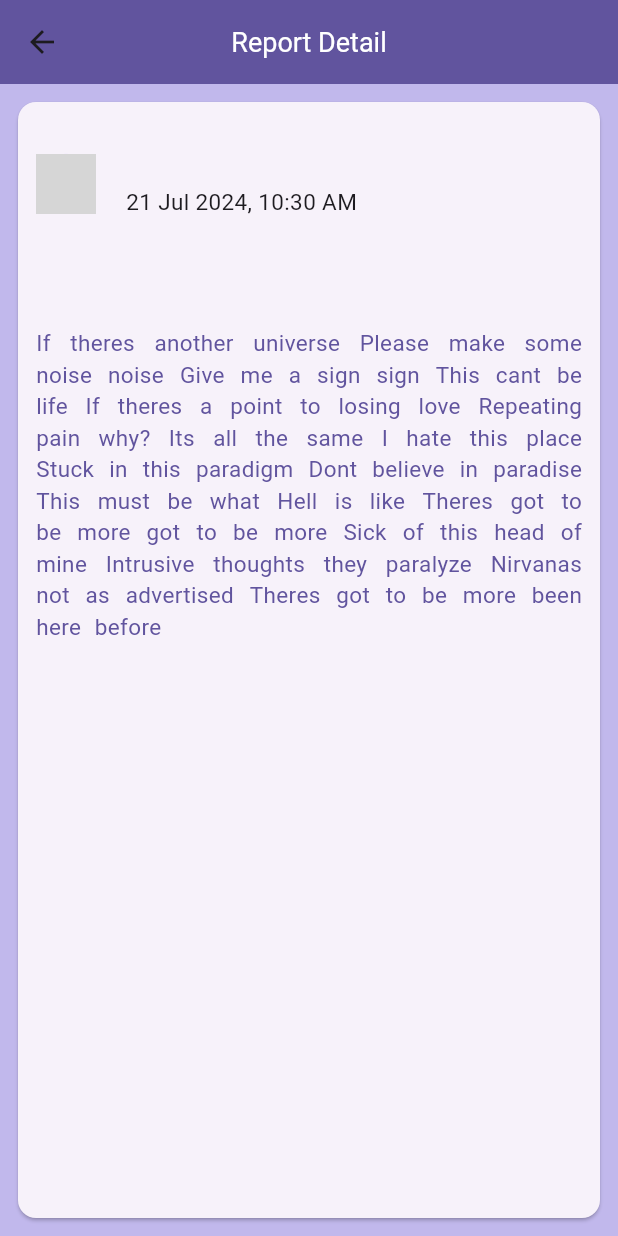
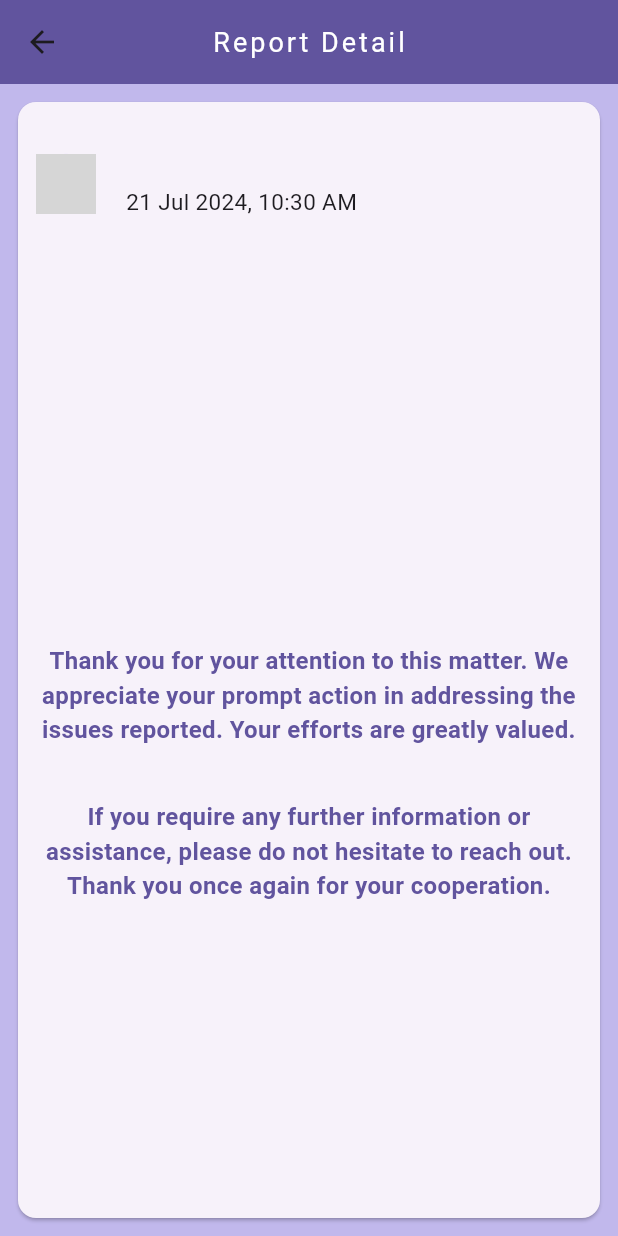
Before and after one commit to Aron2811/PayRestroom-Tracker, a Flutter app: the ReportDetailPage screen opened directly with empty values, on a phone screen of 412 x 824 dp. Run offline on Flutter 3.47's test engine with Material 3 defaults, Android fonts, the phone set to English and light mode, and no system bars; our stand-ins replace another_carousel_pro, cloud_firestore, custom_rating_bar, firebase_auth, firebase_core, firebase_storage and 9 more; accounts and stored records are empty; network calls fail; grey boxes are pictures that could not be loaded.

Commit message:
added others report

```diff
--- a/payrestroomtracker/lib/main.dart
+++ b/payrestroomtracker/lib/main.dart
@@ -37,10 +37,6 @@ class Main extends StatelessWidget {
           '/adminloginpage': (context) => const AdminLoginPage(report: '',),
           '/mappage': (context) => const MapPage(),
           '/adminmappage' : (context) => const AdminMap(username: '', report: '',),
-          //'/addreviewpage': (context) => AddReviewPage(destination: null,),
-          //'/reviewspage': (context) => ReviewsPage(),
-          //'/reportpage': (context) => ReportPage(destination: destination,),
-          '/othersreportpage': (context) => OthersReportPage(),
           '/privacydialog': (context) => const PrivacyDialog(),
           '/userprofiledialog': (context) => const UserProfileDialog(),
         });
--- a/payrestroomtracker/lib/pages/admin/admin_detail_report.dart
+++ b/payrestroomtracker/lib/pages/admin/admin_detail_report.dart
@@ -22,6 +22,7 @@ class ReportDetailPage extends StatelessWidget {
           style: TextStyle(
             fontSize: 18,
             color: Colors.white,
+            letterSpacing: 2,
           ),
         ),
         backgroundColor: const Color.fromARGB(255, 97, 84, 158),
@@ -68,7 +69,7 @@ class ReportDetailPage extends StatelessWidget {
                         ))
                   ],
                 ),
-                const SizedBox(height: 30),
+                const SizedBox(height: 70),
                 Column(mainAxisAlignment: MainAxisAlignment.center, children: [
                   Text(
                     report['report'] ?? '',
@@ -82,13 +83,33 @@ class ReportDetailPage extends StatelessWidget {
                 ]),
                 const SizedBox(height: 20),
                 Text(
-                  'If theres another universe Please make some noise noise Give me a sign sign This cant be life If theres a point to losing love Repeating pain why? Its all the same I hate this place Stuck in this paradigm Dont believe in paradise This must be what Hell is like Theres got to be more got to be more Sick of this head of mine Intrusive thoughts they paralyze Nirvanas not as advertised Theres got to be more been here before',
+                  report['reportContent'] ?? '',
                   textAlign: TextAlign.justify,
                   style: TextStyle(
                       color: Color.fromARGB(255, 97, 84, 158),
                       fontSize: 15,
                       wordSpacing: 5),
                 ),
+                const SizedBox(height: 150),
+                Text(
+                  'Thank you for your attention to this matter. We appreciate your prompt action in addressing the issues reported. Your efforts are greatly valued.',
+                  textAlign: TextAlign.center,
+                  style: TextStyle(
+                    color: Color.fromARGB(255, 97, 84, 158),
+                    fontSize: 16,
+                    fontWeight: FontWeight.bold,
+                  ),
+                ),
+                const SizedBox(height: 35),
+                Text(
+                  'If you require any further information or assistance, please do not hesitate to reach out. Thank you once again for your cooperation.',
+                  textAlign: TextAlign.center,
+                  style: TextStyle(
+                    color: Color.fromARGB(255, 97, 84, 158),
+                    fontSize: 16,
+                    fontWeight: FontWeight.bold,
+                  ),
+                )
               ],
             ),
           ),
```
Also changed, not shown: payrestroomtracker/lib/pages/dialog/others_report.dart (+19 -13 lines), payrestroomtracker/lib/pages/user/others_report_page.dart (+53 -15 lines), payrestroomtracker/lib/pages/user/report_page.dart (+36 -12 lines).
